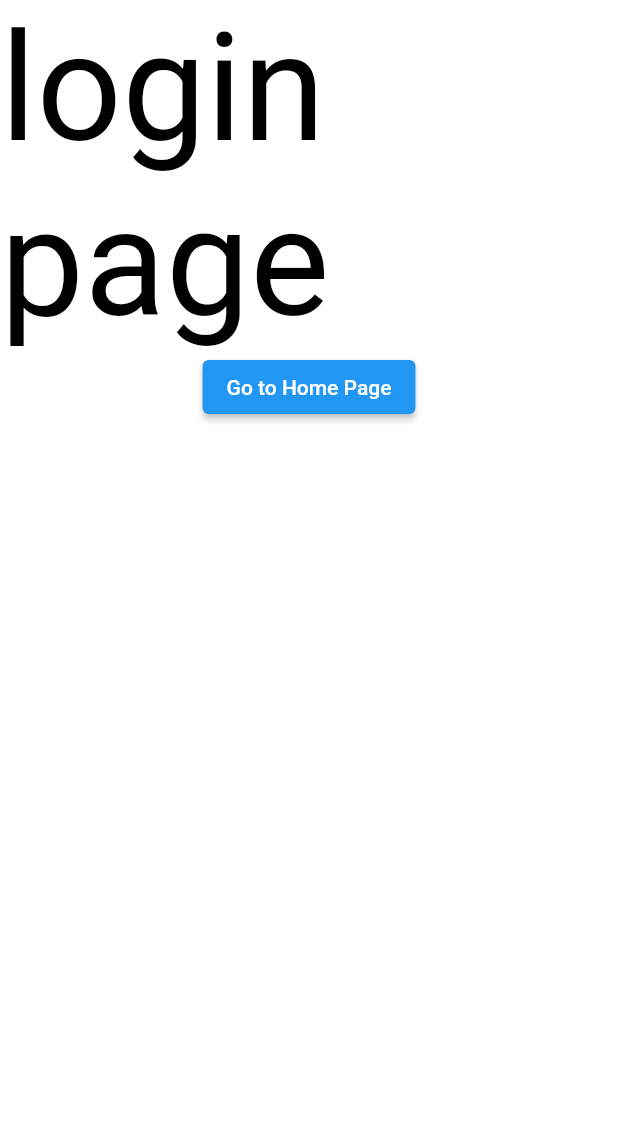
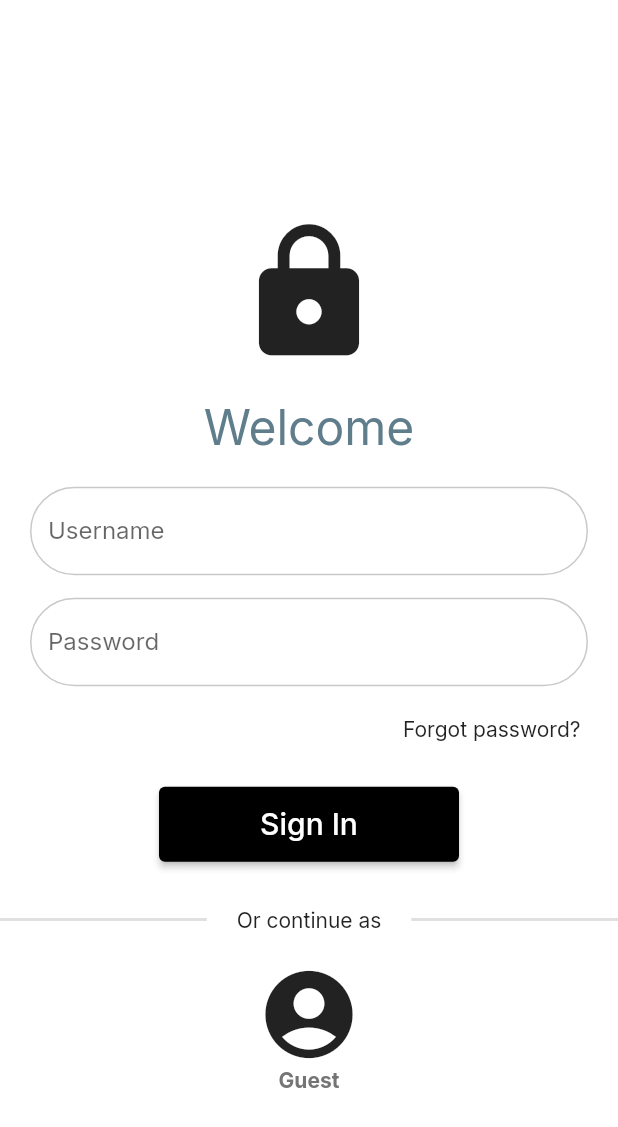
Before and after one commit to ArshdeepxSingh/ClubBooking, a Flutter app: the screen it shows after launch, on a phone screen of 412 x 824 dp. Shown: the top 1127 px of the screen. Run offline on Flutter 3.47's test engine with Material 2 defaults, Android fonts, the phone set to English and light mode, and no system bars; our stand-ins replace google_fonts.

Commit message:
1st commit

```diff
--- a/club_prototype/lib/main.dart
+++ b/club_prototype/lib/main.dart
@@ -2,6 +2,7 @@ import 'package:club_prototype/pages/homepage.dart';
 import 'package:club_prototype/pages/login.dart';
 import 'package:club_prototype/util/routes.dart';
 import 'package:flutter/material.dart';
+import 'package:google_fonts/google_fonts.dart';
 
 void main() {
   runApp(const MyApp());
@@ -13,13 +14,13 @@ class MyApp extends StatelessWidget {
   @override
   Widget build(BuildContext context) {
     return MaterialApp(
-      themeMode : ThemeMode.system,
+      theme: ThemeData(
+          textTheme: GoogleFonts.interTextTheme(Theme.of(context).textTheme)),
+      themeMode: ThemeMode.system,
       routes: {
-        "/":(context) => LoginPage(),
-        MyRoute.homeRoute :(context) => HomePage(),
+        "/": (context) => LoginPage(),
+        MyRoute.homeRoute: (context) => const HomePage(),
       },
-
     );
-
   }
 }
--- a/club_prototype/lib/pages/homepage.dart
+++ b/club_prototype/lib/pages/homepage.dart
@@ -5,13 +5,37 @@ class HomePage extends StatelessWidget {
 
   @override
   Widget build(BuildContext context) {
-    return Material(
-      child: Column(
-        children: [Text("this is your home page" , textScaleFactor: 4,),
-        TextButton(onPressed: (){},child: Text('Go to second Page'))
-        ]
+    return SafeArea(
+      child: Scaffold(
+        body: Center(
+          child: Column(
+            mainAxisAlignment: MainAxisAlignment.center,
+            children: [
+              ElevatedButton(
+                  onPressed: () {},
+
+                  style: ElevatedButton.styleFrom(
+                      backgroundColor: Colors.blue[800]),
+                  child: const Text("Night Out"),
+                      ),
+              ElevatedButton(
+                  onPressed: () {},
+
+                  style:
+                      ElevatedButton.styleFrom(backgroundColor: Colors.black),
+                  child: const Text("After Party"),
+                      ),
+              ElevatedButton(
+                  onPressed: () {},
+
+                  style: ElevatedButton.styleFrom(
+                      backgroundColor: Colors.red[800]),
+                  child: const Text("Special Events"),
+                      )
+            ],
+          ),
+        ),
       ),
-
     );
   }
 }
--- a/club_prototype/lib/pages/login.dart
+++ b/club_prototype/lib/pages/login.dart
@@ -1,36 +1,166 @@
 // ignore_for_file: prefer_const_constructors, prefer_const_literals_to_create_immutables
 
-import 'package:club_prototype/pages/homepage.dart';
+
 import 'package:club_prototype/util/routes.dart';
 import 'package:flutter/material.dart';
 
+
 class LoginPage extends StatelessWidget {
-  const LoginPage({super.key});
+  LoginPage({super.key});
+
+  final usernameController = TextEditingController();
+  final passwordController = TextEditingController();
 
   @override
   Widget build(BuildContext context) {
     return Scaffold(
       backgroundColor: Colors.white,
-      body: Column(
+      body: SafeArea(
+        child: Center(
+          child: SingleChildScrollView(
+            child: Column(
               children: [
-          Text(
-            "login page",
-            style: TextStyle(color: Colors.black, fontSize: 100),
+                const SizedBox(
+                  height: 50,
                 ),
-          ElevatedButton(
-              onPressed: () {
-                Navigator.pushReplacementNamed(context, MyRoute.homeRoute);
-              },
-              child: Text("Go to Home Page")),
 
                 // logo
 
+                const Icon(
+                  Icons.lock,
+                  size: 100,
+                ),
+                const SizedBox(
+                  height: 20,
+                ),
+
+                // welcome
+
+                const Text(
+                  "Welcome",
+                  style: TextStyle(fontSize: 32, color: Colors.blueGrey),
+                ),
+
+                Padding(
+                  padding: const EdgeInsets.all(20.0),
+                  child: Column(
+                    children: [
                       // username
+
+                      TextFormField(
+                        controller: usernameController,
+                        decoration: InputDecoration(
+                            enabledBorder: OutlineInputBorder(
+                                borderSide: BorderSide(
+                                    color: Color.fromARGB(255, 201, 201, 201)),
+                                borderRadius: BorderRadius.circular(50)),
+                            focusedBorder: OutlineInputBorder(
+                                borderSide: BorderSide(color: Colors.blue),
+                                borderRadius: BorderRadius.circular(50)),
+                            hintText: "Enter Username ",
+                            labelText: "Username"),
+                      ),
 
                       // password
 
-          //
+                     const SizedBox(
+                        height: 15,
+                      ),
+
+                      TextFormField(
+                        obscureText: true,
+                        controller: passwordController,
+                        decoration: InputDecoration(
+                            enabledBorder: OutlineInputBorder(
+                                borderSide: BorderSide(
+                                    color: Color.fromARGB(255, 201, 201, 201)),
+                                borderRadius: BorderRadius.circular(50)),
+                            focusedBorder: OutlineInputBorder(
+                                borderSide: BorderSide(color: Colors.blue),
+                                borderRadius: BorderRadius.circular(50)),
+                            hintText: "Enter Password ",
+                            labelText: "Password"),
+                      ),
                     ],
+                  ),
+                ),
+
+                //forgot password
+
+                const Padding(
+                  padding:  EdgeInsets.symmetric(horizontal: 25.0),
+                  child: Row(
+                    mainAxisAlignment: MainAxisAlignment.end,
+                    children: [
+                      Text("Forgot password?"),
+                    ],
+                  ),
+                ),
+
+                const SizedBox(
+                  height: 30,
+                ),
+
+                // sign in
+
+                 ElevatedButton(
+                  onPressed: () {},
+
+                  style: ElevatedButton.styleFrom(
+                      backgroundColor: Colors.black, fixedSize: Size(200, 50)),
+                   child: Text(
+                    "Sign In",
+                    style: TextStyle(fontSize: 20),
+                  ),
+                ),
+
+                const SizedBox(
+                  height: 10,
+                ),
+
+                Row(
+                  children: [
+                    Expanded(
+                        child: Divider(
+                      thickness: 2,
+                    )),
+                    Padding(
+                      padding: const EdgeInsets.all(20.0),
+                      child: Text("Or continue as"),
+                    ),
+                    Expanded(
+                        child: Divider(
+                      thickness: 2,
+                    )),
+                  ],
+                ),
+
+                // guest
+
+                InkWell(
+                  onTap: (
+
+                  ){
+                    Navigator.pushNamed(context, MyRoute.homeRoute);
+                  },
+                  splashFactory: InkRipple.splashFactory,
+                  child :  Column
+                  (children:[
+                    Icon(Icons.account_circle , size:70,),
+                    Text('Guest', style:TextStyle(color:Colors.grey[600], fontWeight: FontWeight.bold))
+
+                  ] ),
+
+                )
+
+
+
+
+                // or continue with google or apple id
+              ],
+            ),
+          ),
+        ),
       ),
     );
   }
--- a/club_prototype/pubspec.yaml
+++ b/club_prototype/pubspec.yaml
@@ -35,6 +35,7 @@ dependencies:
   # The following adds the Cupertino Icons font to your application.
   # Use with the CupertinoIcons class for iOS style icons.
   cupertino_icons: ^1.0.2
+  google_fonts: ^6.1.0
 
 dev_dependencies:
   flutter_test:
@@ -59,7 +60,8 @@ flutter:
   uses-material-design: true
 
   # To add assets to your application, add an assets section, like this:
-  # assets:
+  assets:
+    - assets/images/
   #   - images/a_dot_burr.jpeg
   #   - images/a_dot_ham.jpeg
 
```
Also changed, not shown: club_prototype/assets/images/apple_logo.png (added), club_prototype/assets/images/google_logo.png (added), club_prototype/pubspec.lock, 1 other file. Lines whose indentation alone changed are shown as unchanged.
